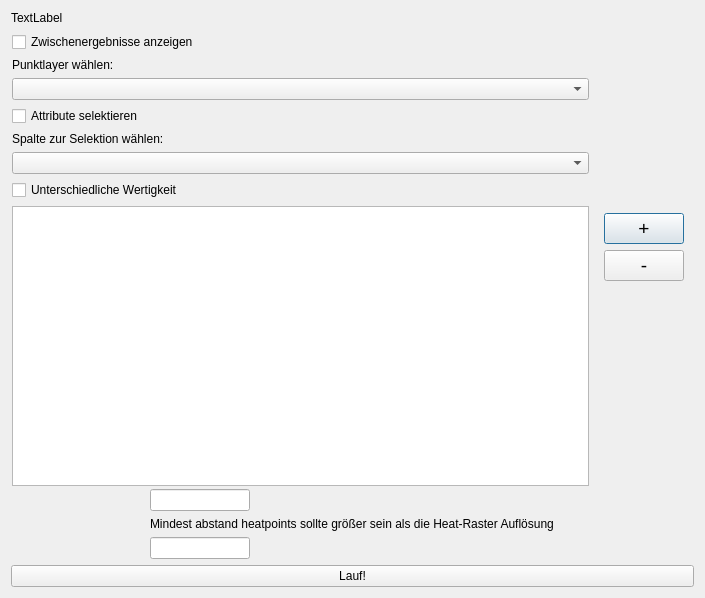
Qt form heatpointextracter/heatPointExtracter_dialog_base.ui (beneke090/heatpointextracter) before a commit.
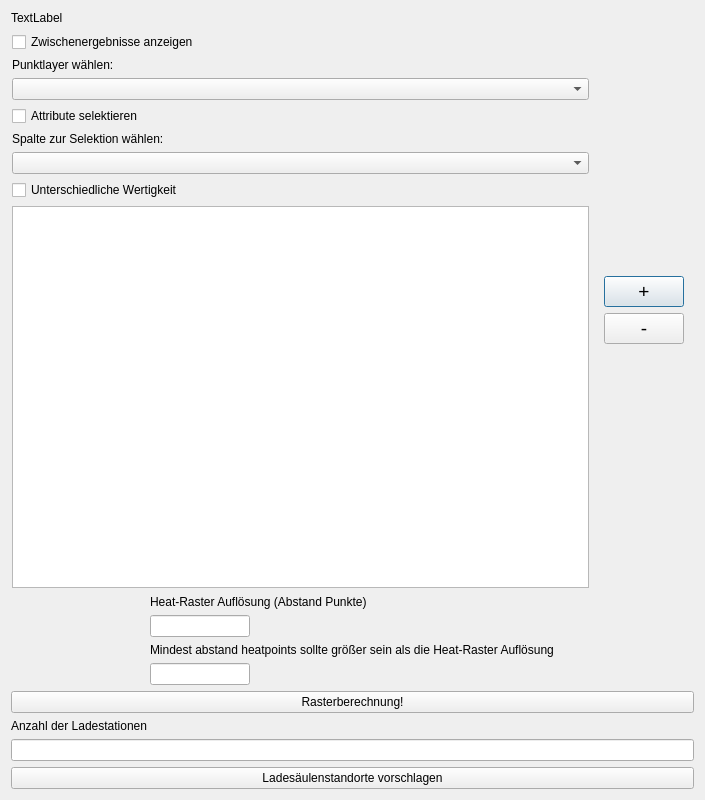
The same form after that commit.

Patch:
```diff
--- a/heatpointextracter/heatPointExtracter_dialog_base.ui
+++ b/heatpointextracter/heatPointExtracter_dialog_base.ui
@@ -7,26 +7,19 @@
     <x>0</x>
     <y>0</y>
     <width>705</width>
-    <height>598</height>
+    <height>800</height>
    </rect>
   </property>
   <property name="minimumSize">
    <size>
     <width>705</width>
-    <height>598</height>
+    <height>800</height>
    </size>
   </property>
   <property name="windowTitle">
    <string>Heatpoint</string>
   </property>
   <layout class="QGridLayout" name="gridLayout">
-   <item row="0" column="0">
-    <widget class="QLabel" name="title">
-     <property name="text">
-      <string>TextLabel</string>
-     </property>
-    </widget>
-   </item>
    <item row="2" column="0">
     <layout class="QHBoxLayout" name="horizontalLayout">
      <item>
@@ -211,13 +204,41 @@
      </item>
     </layout>
    </item>
-   <item row="3" column="0">
-    <widget class="QPushButton" name="run_pb">
+   <item row="0" column="0">
+    <widget class="QLabel" name="title">
      <property name="text">
-      <string>Lauf!</string>
+      <string>TextLabel</string>
      </property>
     </widget>
    </item>
+   <item row="9" column="0">
+    <layout class="QVBoxLayout" name="verticalLayout_4">
+     <item>
+      <widget class="QPushButton" name="run_pb">
+       <property name="text">
+        <string>Rasterberechnung!</string>
+       </property>
+      </widget>
+     </item>
+     <item>
+      <widget class="QLabel" name="label_2">
+       <property name="text">
+        <string>Anzahl der Ladestationen</string>
+       </property>
+      </widget>
+     </item>
+     <item>
+      <widget class="QLineEdit" name="n_charStations_le"/>
+     </item>
+     <item>
+      <widget class="QPushButton" name="calc_charger_pb">
+       <property name="text">
+        <string>Ladesäulenstandorte vorschlagen</string>
+       </property>
+      </widget>
+     </item>
+    </layout>
+   </item>
   </layout>
  </widget>
  <resources/>
```
